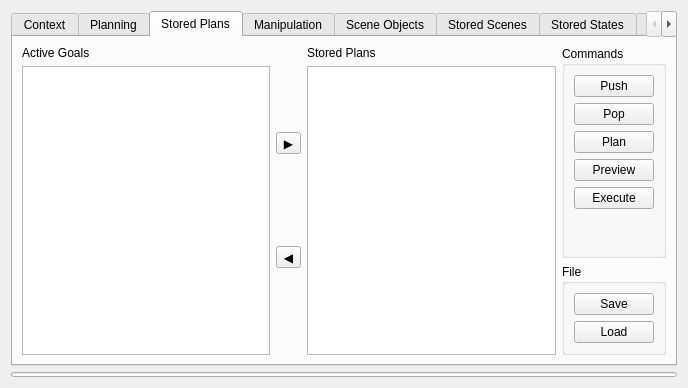
First picture: the form in visualization/motion_planning_rviz_plugin/src/ui/motion_planning_rviz_plugin_frame.ui, repository ehuang3/moveit_ros, before the edit.
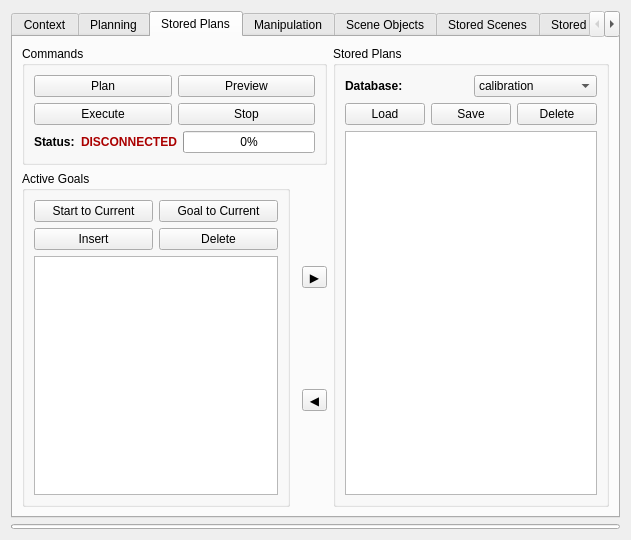
Second picture: the form after the edit.

The edit to the form file:
```diff
--- a/visualization/motion_planning_rviz_plugin/src/ui/motion_planning_rviz_plugin_frame.ui
+++ b/visualization/motion_planning_rviz_plugin/src/ui/motion_planning_rviz_plugin_frame.ui
@@ -6,8 +6,8 @@
    <rect>
     <x>0</x>
     <y>0</y>
-    <width>688</width>
-    <height>388</height>
+    <width>631</width>
+    <height>540</height>
    </rect>
   </property>
   <property name="windowTitle">
@@ -311,7 +311,7 @@
                    <x>0</x>
                    <y>0</y>
                    <width>99</width>
-                   <height>71</height>
+                   <height>70</height>
                   </rect>
                  </property>
                  <attribute name="label">
@@ -360,8 +360,8 @@
                   <rect>
                    <x>0</x>
                    <y>0</y>
-                   <width>240</width>
-                   <height>90</height>
+                   <width>195</width>
+                   <height>70</height>
                   </rect>
                  </property>
                  <attribute name="label">
@@ -702,100 +702,132 @@
        <string>Stored Plans</string>
       </attribute>
       <layout class="QGridLayout" name="gridLayout_19">
-       <item row="0" column="3">
-        <widget class="QGroupBox" name="groupBox_21">
+       <item row="1" column="0" rowspan="2">
+        <layout class="QVBoxLayout" name="verticalLayout_14">
+         <item>
+          <layout class="QHBoxLayout" name="horizontalLayout_19">
+           <item>
+            <widget class="QGroupBox" name="groupBox_18">
          <property name="title">
-          <string>Commands</string>
-         </property>
-         <layout class="QVBoxLayout" name="verticalLayout_16">
+              <string>Active Goals</string>
+             </property>
+             <layout class="QVBoxLayout" name="verticalLayout_18">
           <item>
+               <layout class="QGridLayout" name="gridLayout_20">
+                <item row="1" column="1">
+                 <widget class="QPushButton" name="pushButton_2">
+                  <property name="text">
+                   <string>Goal to Current</string>
+                  </property>
+                 </widget>
+                </item>
+                <item row="1" column="0">
+                 <widget class="QPushButton" name="pushButton_3">
+                  <property name="text">
+                   <string>Start to Current</string>
+                  </property>
+                 </widget>
+                </item>
+                <item row="2" column="0">
            <widget class="QPushButton" name="push_button">
             <property name="text">
-             <string>Push</string>
+                   <string>Insert</string>
             </property>
            </widget>
           </item>
-          <item>
+                <item row="2" column="1">
            <widget class="QPushButton" name="pop_button">
             <property name="text">
-             <string>Pop</string>
+                   <string>Delete</string>
             </property>
            </widget>
           </item>
-          <item>
-           <widget class="QPushButton" name="plan_button_2">
-            <property name="text">
-             <string>Plan</string>
-            </property>
-           </widget>
+               </layout>
           </item>
           <item>
-           <widget class="QPushButton" name="preview_button">
-            <property name="text">
-             <string>Preview</string>
-            </property>
-           </widget>
-          </item>
+               <layout class="QHBoxLayout" name="horizontalLayout_18">
           <item>
-           <widget class="QPushButton" name="execute_button_2">
-            <property name="text">
-             <string>Execute</string>
-            </property>
-           </widget>
-          </item>
-          <item>
-           <spacer name="verticalSpacer_10">
-            <property name="orientation">
-             <enum>Qt::Vertical</enum>
-            </property>
-            <property name="sizeHint" stdset="0">
-             <size>
-              <width>20</width>
-              <height>40</height>
-             </size>
-            </property>
-           </spacer>
-          </item>
-         </layout>
-        </widget>
-       </item>
-       <item row="0" column="1" rowspan="2">
-        <layout class="QVBoxLayout" name="verticalLayout_13">
-         <item>
-          <widget class="QToolButton" name="active_to_stored_button">
-           <property name="text">
-            <string>▶</string>
-           </property>
-           <property name="iconSize">
-            <size>
-             <width>16</width>
-             <height>16</height>
-            </size>
+                 <widget class="QListWidget" name="active_goals_list">
+                  <property name="dragEnabled">
+                   <bool>true</bool>
+                  </property>
+                  <property name="dragDropMode">
+                   <enum>QAbstractItemView::DragDrop</enum>
+                  </property>
+                  <property name="defaultDropAction">
+                   <enum>Qt::MoveAction</enum>
+                  </property>
+                  <property name="alternatingRowColors">
+                   <bool>false</bool>
+                  </property>
+                  <property name="selectionMode">
+                   <enum>QAbstractItemView::ContiguousSelection</enum>
            </property>
           </widget>
          </item>
-         <item>
-          <widget class="QToolButton" name="stored_to_active_button">
-           <property name="text">
-            <string>◀</string>
-           </property>
+               </layout>
+              </item>
+             </layout>
           </widget>
          </item>
         </layout>
        </item>
-       <item row="1" column="3">
+        </layout>
+       </item>
+       <item row="0" column="3" rowspan="3">
+        <layout class="QVBoxLayout" name="verticalLayout_15">
+         <item>
         <widget class="QGroupBox" name="groupBox_19">
          <property name="title">
-          <string>File</string>
-         </property>
-         <layout class="QVBoxLayout" name="verticalLayout_17">
+            <string>Stored Plans</string>
+           </property>
+           <layout class="QVBoxLayout" name="verticalLayout_16">
           <item>
-           <widget class="QPushButton" name="save_plans_button">
+             <layout class="QHBoxLayout" name="horizontalLayout_17">
+              <item>
+               <widget class="QLabel" name="label_15">
+                <property name="sizePolicy">
+                 <sizepolicy hsizetype="Preferred" vsizetype="Preferred">
+                  <horstretch>0</horstretch>
+                  <verstretch>0</verstretch>
+                 </sizepolicy>
+                </property>
+                <property name="font">
+                 <font>
+                  <weight>75</weight>
+                  <italic>false</italic>
+                  <bold>true</bold>
+                 </font>
+                </property>
+                <property name="layoutDirection">
+                 <enum>Qt::LeftToRight</enum>
+                </property>
             <property name="text">
-             <string>Save</string>
-            </property>
-           </widget>
-          </item>
+                 <string>Database:</string>
+                </property>
+                <property name="alignment">
+                 <set>Qt::AlignLeading|Qt::AlignLeft|Qt::AlignVCenter</set>
+                </property>
+               </widget>
+              </item>
+              <item>
+               <widget class="QComboBox" name="comboBox">
+                <item>
+                 <property name="text">
+                  <string>calibration</string>
+                 </property>
+                </item>
+                <item>
+                 <property name="text">
+                  <string>library</string>
+                 </property>
+                </item>
+               </widget>
+              </item>
+             </layout>
+            </item>
+            <item>
+             <layout class="QHBoxLayout" name="horizontalLayout_13">
           <item>
            <widget class="QPushButton" name="load_plans_button">
             <property name="text">
@@ -803,17 +835,21 @@
             </property>
            </widget>
           </item>
-         </layout>
-        </widget>
-       </item>
-       <item row="0" column="2" rowspan="2">
-        <layout class="QVBoxLayout" name="verticalLayout_15">
-         <item>
-          <widget class="QLabel" name="label_15">
-           <property name="text">
-            <string>Stored Plans</string>
-           </property>
-          </widget>
+              <item>
+               <widget class="QPushButton" name="save_plans_button">
+                <property name="text">
+                 <string>Save</string>
+                </property>
+               </widget>
+              </item>
+              <item>
+               <widget class="QPushButton" name="pushButton">
+                <property name="text">
+                 <string>Delete</string>
+                </property>
+               </widget>
+              </item>
+             </layout>
          </item>
          <item>
           <widget class="QTreeWidget" name="stored_plans_tree">
@@ -840,36 +876,153 @@
           </widget>
          </item>
         </layout>
-       </item>
-       <item row="0" column="0" rowspan="2">
-        <layout class="QVBoxLayout" name="verticalLayout_14">
+          </widget>
+         </item>
+        </layout>
+       </item>
+       <item row="1" column="2" rowspan="2">
+        <layout class="QVBoxLayout" name="verticalLayout_13">
+         <item>
+          <widget class="QToolButton" name="active_to_stored_button">
+           <property name="sizePolicy">
+            <sizepolicy hsizetype="Fixed" vsizetype="Fixed">
+             <horstretch>0</horstretch>
+             <verstretch>0</verstretch>
+            </sizepolicy>
+           </property>
+           <property name="text">
+            <string>▶</string>
+           </property>
+           <property name="iconSize">
+            <size>
+             <width>16</width>
+             <height>16</height>
+            </size>
+           </property>
+          </widget>
+         </item>
+         <item>
+          <widget class="QToolButton" name="stored_to_active_button">
+           <property name="text">
+            <string>◀</string>
+           </property>
+          </widget>
+         </item>
+        </layout>
+       </item>
+       <item row="0" column="0" colspan="3">
+        <widget class="QGroupBox" name="groupBox_21">
+         <property name="sizePolicy">
+          <sizepolicy hsizetype="Preferred" vsizetype="Fixed">
+           <horstretch>0</horstretch>
+           <verstretch>0</verstretch>
+          </sizepolicy>
+         </property>
+         <property name="title">
+          <string>Commands</string>
+         </property>
+         <layout class="QVBoxLayout" name="verticalLayout_17">
+          <item>
+           <layout class="QGridLayout" name="gridLayout_18">
+            <item row="4" column="1">
+             <widget class="QPushButton" name="stop_button">
+              <property name="text">
+               <string>Stop</string>
+              </property>
+             </widget>
+            </item>
+            <item row="4" column="0">
+             <widget class="QPushButton" name="execute_button_2">
+              <property name="text">
+               <string>Execute</string>
+              </property>
+             </widget>
+            </item>
+            <item row="2" column="1">
+             <widget class="QPushButton" name="preview_button">
+              <property name="text">
+               <string>Preview</string>
+              </property>
+             </widget>
+            </item>
+            <item row="2" column="0">
+             <widget class="QPushButton" name="plan_button_2">
+              <property name="text">
+               <string>Plan</string>
+              </property>
+             </widget>
+            </item>
+           </layout>
+          </item>
+          <item>
+           <layout class="QHBoxLayout" name="horizontalLayout_12">
+            <item>
+             <layout class="QHBoxLayout" name="horizontalLayout_20">
          <item>
           <widget class="QLabel" name="label_11">
+                <property name="sizePolicy">
+                 <sizepolicy hsizetype="Fixed" vsizetype="Fixed">
+                  <horstretch>0</horstretch>
+                  <verstretch>0</verstretch>
+                 </sizepolicy>
+                </property>
+                <property name="font">
+                 <font>
+                  <weight>75</weight>
+                  <bold>true</bold>
+                 </font>
+                </property>
            <property name="text">
-            <string>Active Goals</string>
+                 <string>Status:</string>
            </property>
           </widget>
          </item>
          <item>
-          <widget class="QListWidget" name="active_goals_list">
-           <property name="dragEnabled">
-            <bool>true</bool>
-           </property>
-           <property name="dragDropMode">
-            <enum>QAbstractItemView::DragDrop</enum>
-           </property>
-           <property name="defaultDropAction">
-            <enum>Qt::MoveAction</enum>
-           </property>
-           <property name="alternatingRowColors">
+               <widget class="QLabel" name="executeProgressLabel">
+                <property name="sizePolicy">
+                 <sizepolicy hsizetype="Preferred" vsizetype="Preferred">
+                  <horstretch>0</horstretch>
+                  <verstretch>0</verstretch>
+                 </sizepolicy>
+                </property>
+                <property name="font">
+                 <font>
+                  <weight>75</weight>
+                  <bold>true</bold>
+                  <underline>false</underline>
+                  <strikeout>false</strikeout>
+                 </font>
+                </property>
+                <property name="styleSheet">
+                 <string notr="true">color: rgb(170, 0, 0);</string>
+                </property>
+                <property name="text">
+                 <string>DISCONNECTED</string>
+                </property>
+               </widget>
+              </item>
+             </layout>
+            </item>
+            <item>
+             <widget class="QProgressBar" name="executeProgressBar">
+              <property name="sizePolicy">
+               <sizepolicy hsizetype="Preferred" vsizetype="Fixed">
+                <horstretch>0</horstretch>
+                <verstretch>0</verstretch>
+               </sizepolicy>
+              </property>
+              <property name="value">
+               <number>0</number>
+              </property>
+              <property name="invertedAppearance">
             <bool>false</bool>
            </property>
-           <property name="selectionMode">
-            <enum>QAbstractItemView::ContiguousSelection</enum>
-           </property>
           </widget>
          </item>
         </layout>
+          </item>
+         </layout>
+        </widget>
        </item>
       </layout>
      </widget>
```
Lines whose indentation alone changed are shown as unchanged.
